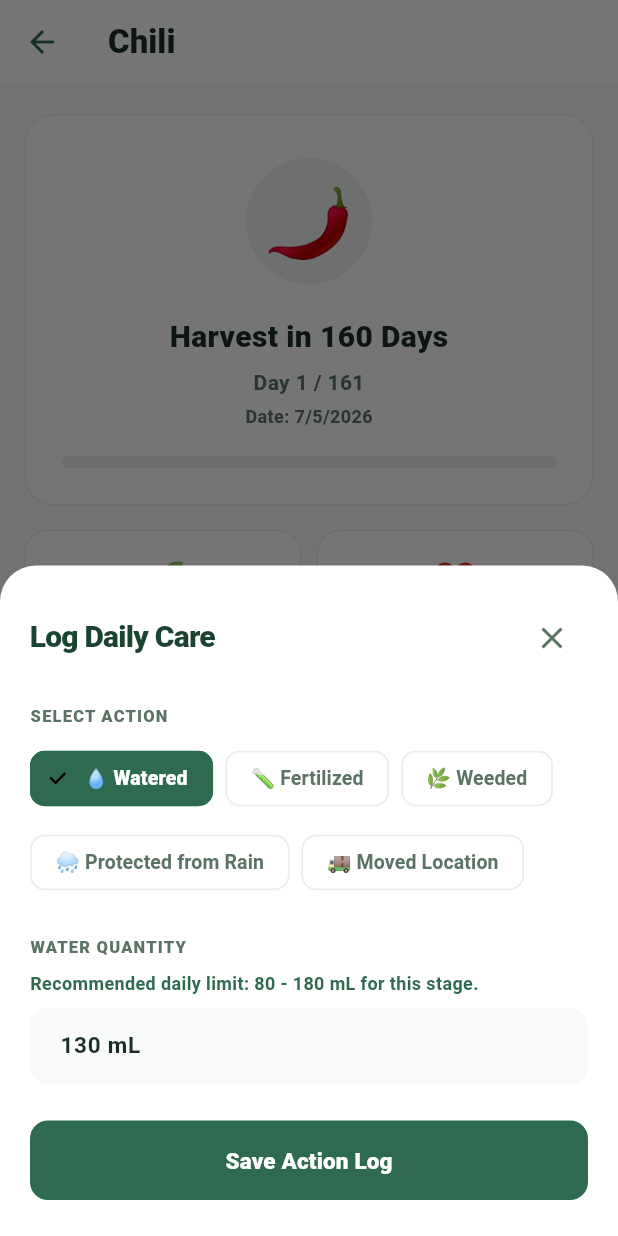
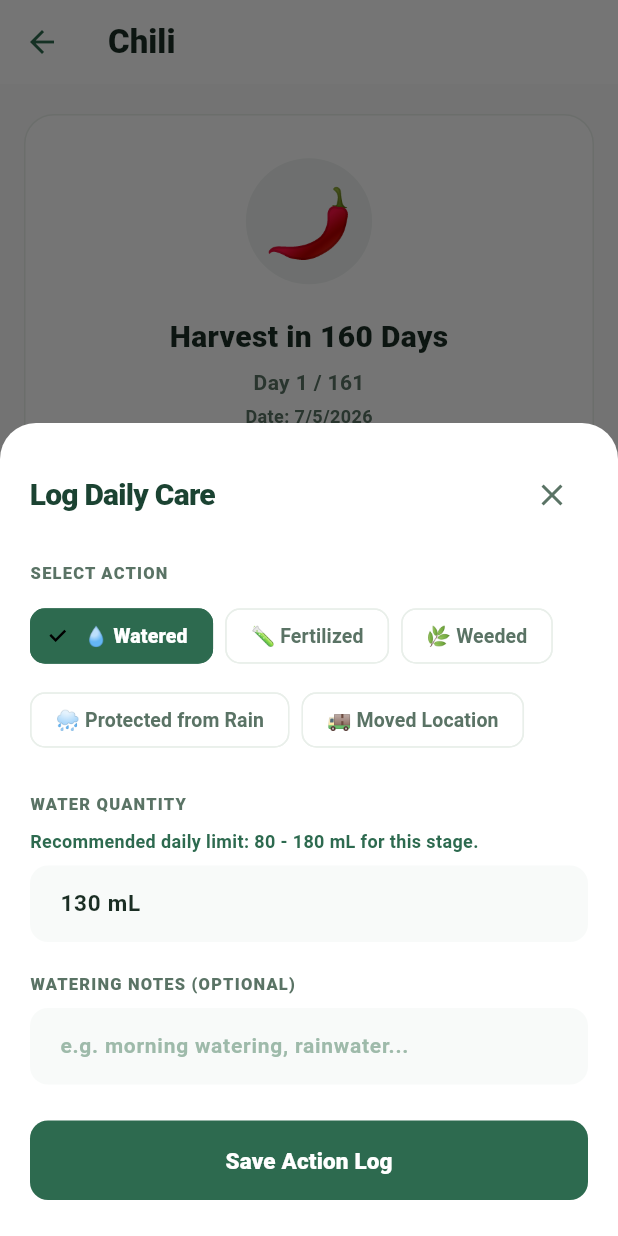
Before and after one commit to Johnl07/digital-gardening-assistant, a Flutter app: the PlantDetailScreen screen opened directly with empty values, after a tap on "Log Daily Care Action", on a phone screen of 412 x 824 dp. Run offline on Flutter 3.47's test engine with Material 3 defaults, Android fonts, the phone set to English and light mode, and no system bars; our stand-ins replace shared_preferences; accounts and stored records are empty.

Commit message:
fix: implement UI upgrades, name onboarding, custom crop graph, and dynamic action logging
- Implement two-step onboarding to save user name in SharedPreferences and greet user on dashboard.
- Replace crop breakdown table with horizontal gradient bar graphs.
- Redesign Add Plant tab using interactive card selectors for growth stage and season.
- Update Details screen to start at Day 1, remove day navigator, and show date.
- Redesign daily care logger to show input fields dynamically:
  - Fertilized: amount + brand fields.
  - Weeded & Protected from Rain: description details only, no quantity.
  - Moved Location: new location details field.
  - Watered: separate quantity and description notes.
- Separate action logs list to format and show both quantity and description.

```diff
--- a/lib/models/prediction_log.dart
+++ b/lib/models/prediction_log.dart
@@ -5,12 +5,14 @@ class DailyAction {
   final String action;
   final DateTime timestamp;
   final String quantity;
+  final String description;
 
   DailyAction({
     required this.dayOffset,
     required this.action,
     required this.timestamp,
     this.quantity = '',
+    this.description = '',
   });
 
   Map<String, dynamic> toJson() {
@@ -19,6 +21,7 @@ class DailyAction {
       'action': action,
       'timestamp': timestamp.toIso8601String(),
       'quantity': quantity,
+      'description': description,
     };
   }
 
@@ -28,6 +31,7 @@ class DailyAction {
       action: json['action'] as String,
       timestamp: DateTime.parse(json['timestamp'] as String),
       quantity: (json['quantity'] as String?) ?? '',
+      description: (json['description'] as String?) ?? '',
     );
   }
 }
--- a/lib/screens/home_screen.dart
+++ b/lib/screens/home_screen.dart
@@ -1173,6 +1173,7 @@ class _PlantDetailScreenState extends State<PlantDetailScreen> {
     final averageWater = (minRec + maxRec) ~/ 2;
 
     final quantityController = TextEditingController(text: '${averageWater} mL');
+    final descriptionController = TextEditingController();
 
     final confirm = await showModalBottomSheet<bool>(
       context: context,
@@ -1182,7 +1183,41 @@ class _PlantDetailScreenState extends State<PlantDetailScreen> {
         borderRadius: BorderRadius.vertical(top: Radius.circular(24)),
       ),
       builder: (ctx) => StatefulBuilder(
-        builder: (context, setModalState) => Padding(
+        builder: (context, setModalState) {
+          bool showQuantity = false;
+          bool showDescription = true;
+          String quantityLabel = 'QUANTITY';
+          String quantityHint = 'e.g. 50g, 10mL';
+          String descriptionLabel = 'DETAILS / NOTES';
+          String descriptionHint = 'Add any additional notes...';
+
+          if (selectedAction == 'Watered') {
+            showQuantity = true;
+            quantityLabel = 'WATER QUANTITY';
+            quantityHint = 'e.g. 300 mL';
+            descriptionLabel = 'WATERING NOTES (OPTIONAL)';
+            descriptionHint = 'e.g. morning watering, rainwater...';
+          } else if (selectedAction == 'Fertilized') {
+            showQuantity = true;
+            quantityLabel = 'FERTILIZER QUANTITY';
+            quantityHint = 'e.g. 15g, 10 mL';
+            descriptionLabel = 'FERTILIZER BRAND / TYPE';
+            descriptionHint = 'e.g. Organic Compost, 14-14-14 NPK';
+          } else if (selectedAction == 'Weeded') {
+            showQuantity = false;
+            descriptionLabel = 'WEEDING DETAILS';
+            descriptionHint = 'e.g. cleared crabgrass around base...';
+          } else if (selectedAction == 'Protected from Rain') {
+            showQuantity = false;
+            descriptionLabel = 'PROTECTION DETAILS';
+            descriptionHint = 'e.g. moved under roof canopy...';
+          } else if (selectedAction == 'Moved Location') {
+            showQuantity = false;
+            descriptionLabel = 'NEW LOCATION DETAILS (SUNLIGHT, ETC.)';
+            descriptionHint = 'e.g. moved to east window with 6h direct sunlight...';
+          }
+
+          return Padding(
             padding: EdgeInsets.fromLTRB(20, 24, 20, MediaQuery.of(ctx).viewInsets.bottom + 24),
             child: Column(
               mainAxisSize: MainAxisSize.min,
@@ -1241,6 +1276,7 @@ class _PlantDetailScreenState extends State<PlantDetailScreen> {
                             } else {
                               quantityController.text = '';
                             }
+                            descriptionController.text = '';
                           });
                         }
                       },
@@ -1248,22 +1284,20 @@ class _PlantDetailScreenState extends State<PlantDetailScreen> {
                   }).toList(),
                 ),
                 const SizedBox(height: 24),
+                if (showQuantity) ...[
+                  Text(quantityLabel, style: const TextStyle(fontSize: 11, fontWeight: FontWeight.w800, color: _Theme.textSecondary, letterSpacing: 0.8)),
+                  const SizedBox(height: 8),
                   if (selectedAction == 'Watered') ...[
-                const Text('WATER QUANTITY', style: TextStyle(fontSize: 11, fontWeight: FontWeight.w800, color: _Theme.textSecondary, letterSpacing: 0.8)),
-                const SizedBox(height: 8),
                     Text(
                       'Recommended daily limit: $minRec - $maxRec mL for this stage.',
                       style: const TextStyle(fontSize: 12, fontWeight: FontWeight.w700, color: _Theme.primary),
                     ),
                     const SizedBox(height: 8),
-              ] else ...[
-                const Text('QUANTITY / DESCRIPTION', style: TextStyle(fontSize: 11, fontWeight: FontWeight.w800, color: _Theme.textSecondary, letterSpacing: 0.8)),
-                const SizedBox(height: 8),
                   ],
                   TextField(
                     controller: quantityController,
                     decoration: InputDecoration(
-                  hintText: selectedAction == 'Watered' ? 'e.g. 300 mL' : 'e.g. fertilizer brand, weeding notes...',
+                      hintText: quantityHint,
                       hintStyle: const TextStyle(color: _Theme.textTertiary, fontSize: 14),
                       contentPadding: const EdgeInsets.symmetric(horizontal: 16, vertical: 14),
                       filled: true,
@@ -1275,7 +1309,28 @@ class _PlantDetailScreenState extends State<PlantDetailScreen> {
                     ),
                     style: const TextStyle(fontSize: 15, fontWeight: FontWeight.w700, color: _Theme.textPrimary),
                   ),
+                  const SizedBox(height: 20),
+                ],
+                if (showDescription) ...[
+                  Text(descriptionLabel, style: const TextStyle(fontSize: 11, fontWeight: FontWeight.w800, color: _Theme.textSecondary, letterSpacing: 0.8)),
+                  const SizedBox(height: 8),
+                  TextField(
+                    controller: descriptionController,
+                    decoration: InputDecoration(
+                      hintText: descriptionHint,
+                      hintStyle: const TextStyle(color: _Theme.textTertiary, fontSize: 14),
+                      contentPadding: const EdgeInsets.symmetric(horizontal: 16, vertical: 14),
+                      filled: true,
+                      fillColor: const Color(0xFFF8FAF9),
+                      border: OutlineInputBorder(
+                        borderRadius: BorderRadius.circular(12),
+                        borderSide: BorderSide.none,
+                      ),
+                    ),
+                    style: const TextStyle(fontSize: 15, fontWeight: FontWeight.w700, color: _Theme.textPrimary),
+                  ),
                   const SizedBox(height: 24),
+                ],
                 ElevatedButton(
                   onPressed: () => Navigator.pop(ctx, true),
                   style: ElevatedButton.styleFrom(
@@ -1287,7 +1342,8 @@ class _PlantDetailScreenState extends State<PlantDetailScreen> {
                 ),
               ],
             ),
-        ),
+          );
+        }
       ),
     );
 
@@ -1298,6 +1354,7 @@ class _PlantDetailScreenState extends State<PlantDetailScreen> {
           action: selectedAction,
           timestamp: DateTime.now(),
           quantity: quantityController.text.trim(),
+          description: descriptionController.text.trim(),
         ));
 
       setState(() {
@@ -1503,7 +1560,13 @@ class _PlantDetailScreenState extends State<PlantDetailScreen> {
                         const SizedBox(width: 14),
                         Expanded(child: Column(crossAxisAlignment: CrossAxisAlignment.start, children: [
                           Text(
-                            log.quantity.isNotEmpty ? '${log.action} (${log.quantity})' : log.action,
+                            log.quantity.isNotEmpty && log.description.isNotEmpty
+                                ? '${log.action} (${log.quantity}) — ${log.description}'
+                                : log.quantity.isNotEmpty
+                                    ? '${log.action} (${log.quantity})'
+                                    : log.description.isNotEmpty
+                                        ? '${log.action} — ${log.description}'
+                                        : log.action,
                             style: const TextStyle(fontSize: 14, fontWeight: FontWeight.w700, color: _Theme.textPrimary),
                           ),
                           const SizedBox(height: 2),
```
Lines whose indentation alone changed are shown as unchanged.
